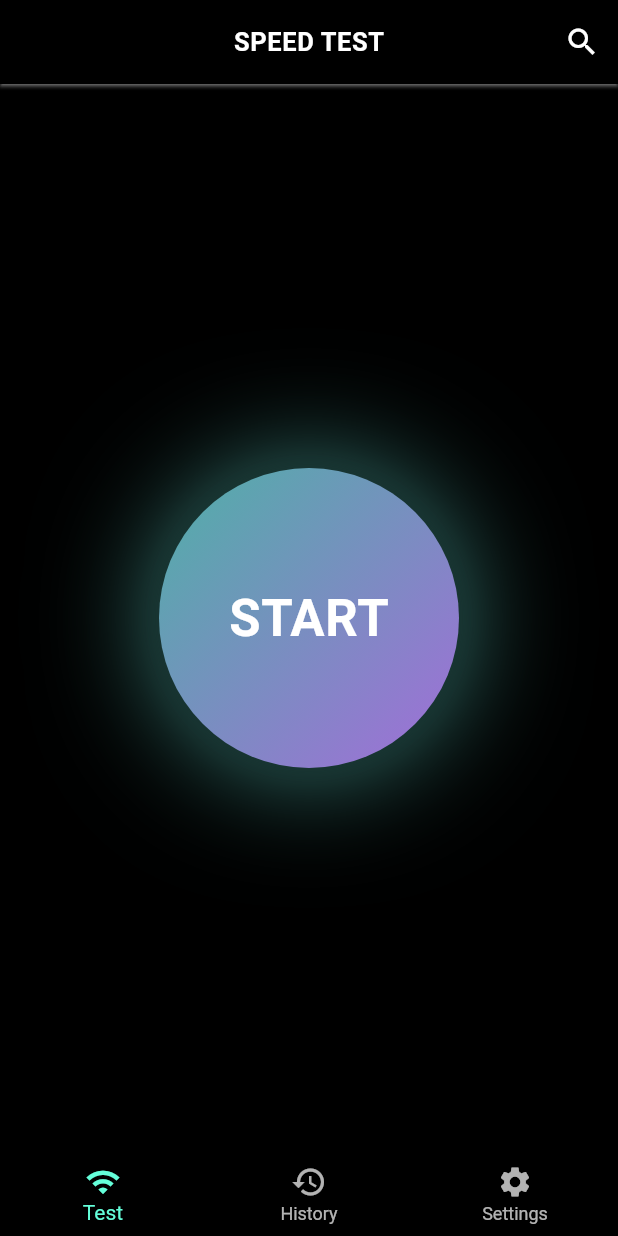
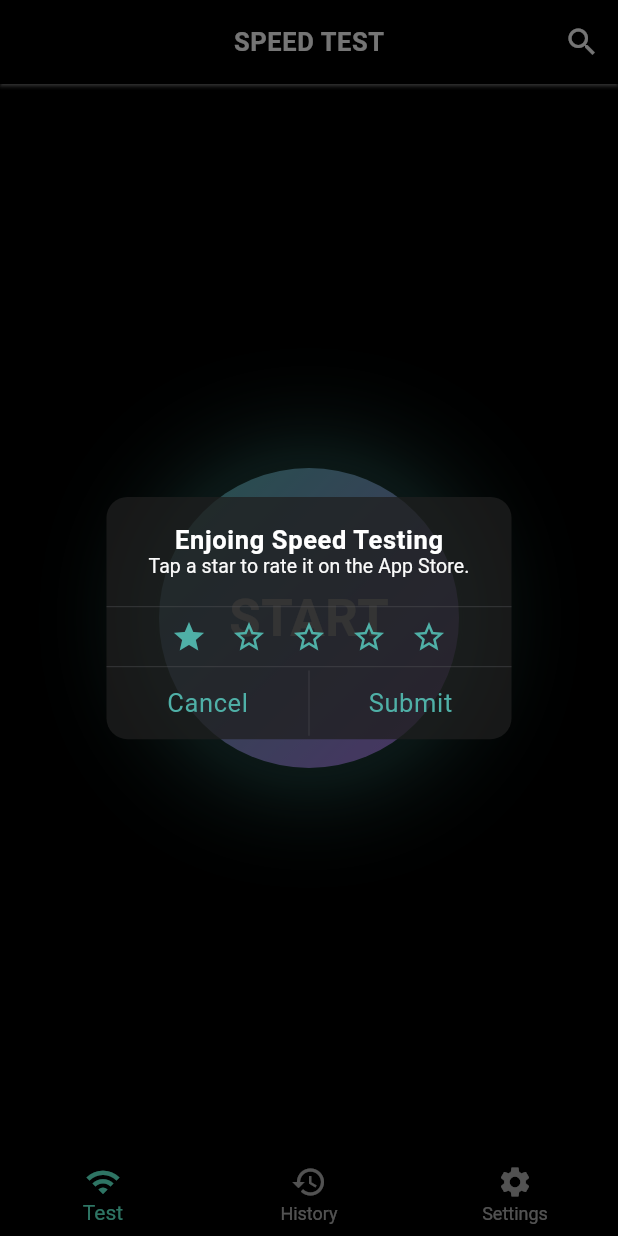
Before and after one commit to vfiruz97/speed_test, a Flutter app: the screen it shows after launch, on a phone screen of 412 x 824 dp. Run offline on Flutter 3.47's test engine with Material 2 defaults, Android fonts, the phone set to English and light mode, and no system bars; our stand-ins replace bloc, convert, dartz, device_info_plus, flutter_bloc, flutter_slidable and 2 more; missing offline and left inert: flutter_speedometer, internet_speed_test, network_info_plus; generated files the repository leaves out were written again; Roboto replaces fonts that are missing (SF Pro Display, SF Pro Text).

Commit message:
rate dialog

```diff
--- /dev/null
+++ b/lib/application/rate/rate_bloc.dart
@@ -0,0 +1,21 @@
+import 'dart:async';
+
+import 'package:bloc/bloc.dart';
+import 'package:freezed_annotation/freezed_annotation.dart';
+
+part 'rate_event.dart';
+part 'rate_state.dart';
+part 'rate_bloc.freezed.dart';
+
+class RateBloc extends Bloc<RateEvent, RateState> {
+  RateBloc() : super(RateState.initial());
+
+  @override
+  Stream<RateState> mapEventToState(
+    RateEvent event,
+  ) async* {
+    yield* event.map(showRateDialog: (e) async* {
+      yield state.copyWith(showRateDialog: true != state.showRateDialog);
+    });
+  }
+}
--- /dev/null
+++ b/lib/application/rate/rate_event.dart
@@ -0,0 +1,6 @@
+part of 'rate_bloc.dart';
+
+@freezed
+abstract class RateEvent with _$RateEvent {
+  const factory RateEvent.showRateDialog() = _ShowRateDialog;
+}
--- /dev/null
+++ b/lib/application/rate/rate_state.dart
@@ -0,0 +1,10 @@
+part of 'rate_bloc.dart';
+
+@freezed
+abstract class RateState with _$RateState {
+  const factory RateState({
+    @Default(false) bool showRateDialog,
+  }) = _RateState;
+
+  factory RateState.initial() => const RateState(showRateDialog: true);
+}
--- a/lib/main.dart
+++ b/lib/main.dart
@@ -3,6 +3,7 @@
 import 'package:flutter_bloc/flutter_bloc.dart';
 import 'package:speed_test/application/notification/notification_bloc.dart';
 import 'package:speed_test/application/page_navigation/page_navigation_bloc.dart';
+import 'package:speed_test/application/rate/rate_bloc.dart';
 import 'package:speed_test/presentation/core/main_page.dart';
 
 void main() {
@@ -26,6 +27,10 @@
         providers: [
           BlocProvider(create: (context) => PageNavigationBloc()),
           BlocProvider(create: (context) => NotificationBloc()),
+          BlocProvider(
+            create: (context) =>
+                RateBloc()..add(const RateEvent.showRateDialog()),
+          ),
         ],
         child: MainPage(),
       ),
--- a/lib/presentation/core/main_page.dart
+++ b/lib/presentation/core/main_page.dart
@@ -5,12 +5,14 @@
 import 'package:speed_test/application/notification/notification_bloc.dart';
 import 'package:speed_test/application/page_navigation/page_navigation_bloc.dart';
 import 'package:speed_test/application/page_navigation/pages_name.dart';
+import 'package:speed_test/application/rate/rate_bloc.dart';
 import 'package:speed_test/application/test_speed/test_speed_bloc.dart';
 import 'package:speed_test/domain/speed/speed.dart';
 import 'package:speed_test/infrastructure/speed/speed_repository.dart';
 import 'package:speed_test/presentation/core/functions/app_bar.dart';
 import 'package:speed_test/presentation/core/functions/bottom_navigation_bar.dart';
 import 'package:speed_test/presentation/core/widgets/notification_dialog_widget.dart';
+import 'package:speed_test/presentation/core/widgets/rate_dialog_widget.dart';
 import 'package:speed_test/presentation/core/widgets/start_button_widget.dart';
 import 'package:speed_test/presentation/history/history_page.dart';
 import 'package:speed_test/presentation/history/history_show/history_show_page.dart';
@@ -23,7 +25,9 @@
   Widget build(BuildContext context) {
     return Scaffold(
       appBar: buildAppBar(),
-      body: BlocListener<NotificationBloc, NotificationState>(
+      body: MultiBlocListener(
+        listeners: [
+          BlocListener<NotificationBloc, NotificationState>(
             listenWhen: (c, p) => c.message != p.message,
             listener: (context, state) async {
               if (state.message.isNotEmpty) {
@@ -47,6 +51,22 @@
                 }
               }
             },
+          ),
+          BlocListener<RateBloc, RateState>(
+            listenWhen: (p, c) => p.showRateDialog != c.showRateDialog,
+            listener: (context, state) async {
+              await showDialog(
+                context: context,
+                builder: (context) {
+                  return const RateDialogWidget(
+                    title: "Enjoing Speed Testing",
+                    message: "Tap a star to rate it on the App Store.",
+                  );
+                },
+              );
+            },
+          ),
+        ],
         child: BlocBuilder<PageNavigationBloc, PageNavigationState>(
           builder: (context, state) {
             switch (state.currentPageName) {
--- /dev/null
+++ b/lib/presentation/core/widgets/rate_dialog_widget.dart
@@ -0,0 +1,201 @@
+import 'package:flutter/material.dart';
+import 'package:speed_test/presentation/asserts/style.dart';
+
+class RateDialogWidget extends StatelessWidget {
+  final String title;
+  final String message;
+
+  const RateDialogWidget({
+    Key key,
+    @required this.title,
+    @required this.message,
+  }) : super(key: key);
+
+  @override
+  Widget build(BuildContext context) {
+    return Center(
+      child: Container(
+        width: 270,
+        decoration: BoxDecoration(
+          color: const Color.fromRGBO(30, 30, 30, 0.75),
+          borderRadius: BorderRadius.circular(14),
+        ),
+        child: Column(
+          mainAxisSize: MainAxisSize.min,
+          children: [
+            Container(
+              width: 270,
+              decoration: Style.dialogBoxDecoration,
+              child: Padding(
+                padding: const EdgeInsets.symmetric(
+                  vertical: 19,
+                  horizontal: 16,
+                ),
+                child: Column(
+                  children: [
+                    Text(title, style: Style.dialogTitleStyle),
+                    const SizedBox(width: 2),
+                    Text(
+                      message,
+                      textAlign: TextAlign.center,
+                      softWrap: true,
+                      style: Style.dialogMessageStyle,
+                    ),
+                  ],
+                ),
+              ),
+            ),
+            const RateStarButtonsWidget()
+          ],
+        ),
+      ),
+    );
+  }
+}
+
+class RateStarButtonsWidget extends StatefulWidget {
+  const RateStarButtonsWidget({
+    Key key,
+  }) : super(key: key);
+
+  @override
+  _RateStarButtonsWidgetState createState() => _RateStarButtonsWidgetState();
+}
+
+class _RateStarButtonsWidgetState extends State<RateStarButtonsWidget> {
+  int starRate = 1;
+
+  @override
+  void initState() {
+    starRate = 1;
+    super.initState();
+  }
+
+  @override
+  Widget build(BuildContext context) {
+    return Column(
+      children: [
+        Container(
+          height: 40,
+          width: 270,
+          decoration: Style.dialogBoxDecoration,
+          child: Row(
+            mainAxisAlignment: MainAxisAlignment.center,
+            mainAxisSize: MainAxisSize.min,
+            children: [
+              SizedBox(
+                width: 24,
+                height: 24,
+                child: Material(
+                  color: Colors.transparent,
+                  child: InkWell(
+                    onTap: () => setState(() {
+                      starRate = 1;
+                    }),
+                    child: Icon(
+                      starRate >= 1 ? Icons.star : Icons.star_border_outlined,
+                      color: const Color.fromRGBO(79, 176, 167, 1),
+                    ),
+                  ),
+                ),
+              ),
+              const SizedBox(width: 16),
+              SizedBox(
+                width: 24,
+                height: 24,
+                child: Material(
+                  color: Colors.transparent,
+                  child: InkWell(
+                    onTap: () => setState(() {
+                      starRate = 2;
+                    }),
+                    child: Icon(
+                      starRate >= 2 ? Icons.star : Icons.star_border_outlined,
+                      color: const Color.fromRGBO(79, 176, 167, 1),
+                    ),
+                  ),
+                ),
+              ),
+              const SizedBox(width: 16),
+              SizedBox(
+                width: 24,
+                height: 24,
+                child: Material(
+                  color: Colors.transparent,
+                  child: InkWell(
+                    onTap: () => setState(() {
+                      starRate = 3;
+                    }),
+                    child: Icon(
+                      starRate >= 3 ? Icons.star : Icons.star_border_outlined,
+                      color: const Color.fromRGBO(79, 176, 167, 1),
+                    ),
+                  ),
+                ),
+              ),
+              const SizedBox(width: 16),
+              SizedBox(
+                width: 24,
+                height: 24,
+                child: Material(
+                  color: Colors.transparent,
+                  child: InkWell(
+                    onTap: () => setState(() {
+                      starRate = 4;
+                    }),
+                    child: Icon(
+                      starRate >= 4 ? Icons.star : Icons.star_border_outlined,
+                      color: const Color.fromRGBO(79, 176, 167, 1),
+                    ),
+                  ),
+                ),
+              ),
+              const SizedBox(width: 16),
+              SizedBox(
+                width: 24,
+                height: 24,
+                child: Material(
+                  color: Colors.transparent,
+                  child: InkWell(
+                    onTap: () => setState(() {
+                      starRate = 5;
+                    }),
+                    child: Icon(
+                      starRate >= 5 ? Icons.star : Icons.star_border_outlined,
+                      color: const Color.fromRGBO(79, 176, 167, 1),
+                    ),
+                  ),
+                ),
+              ),
+            ],
+          ),
+        ),
+        Row(
+          children: [
+            Expanded(
+              child: TextButton(
+                onPressed: () {
+                  Navigator.pop(context);
+                },
+                child: const Text("Cancel", style: Style.dialogButtonStyle),
+              ),
+            ),
+            Container(
+              height: 43.5,
+              decoration: Style.dialogSrightWallDecoration,
+            ),
+            Expanded(
+              child: TextButton(
+                onPressed: () {
+                  // TODO:// Send rate print(starRate);
+                  Navigator.pop(context);
+                },
+                child: const Text("Submit", style: Style.dialogButtonStyle),
+              ),
+            ),
+          ],
+        ),
+      ],
+    );
+  }
+}
```
Also changed, not shown: lib/application/rate/rate_bloc.freezed.dart (added). Lines whose indentation alone changed are shown as unchanged.
